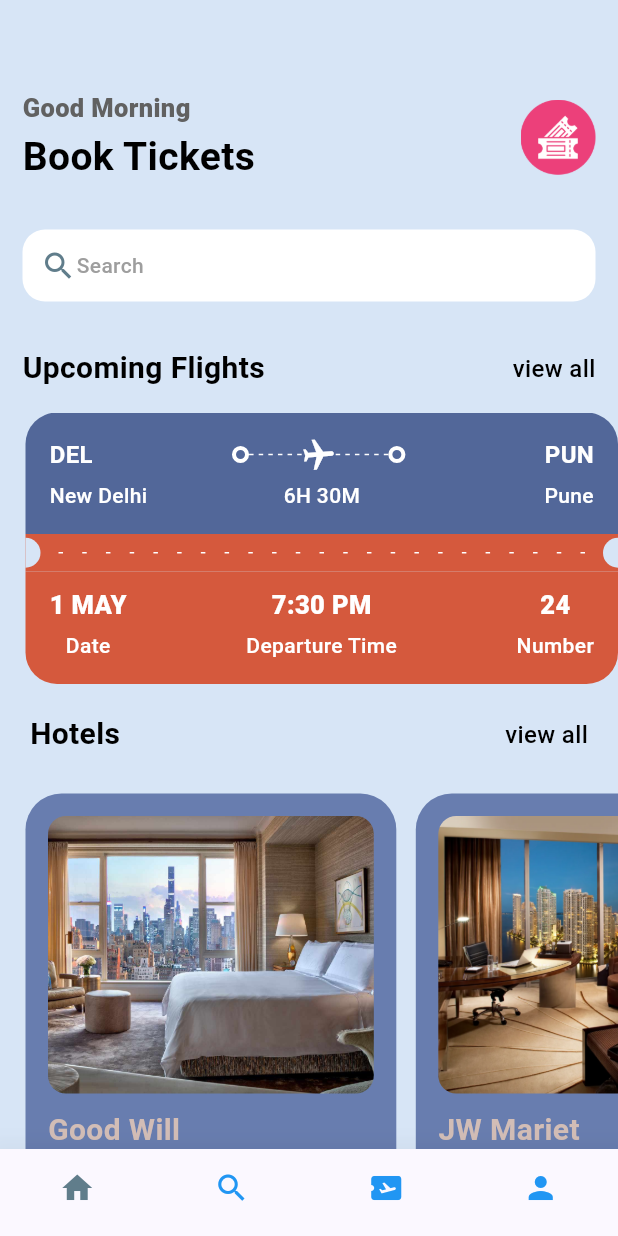
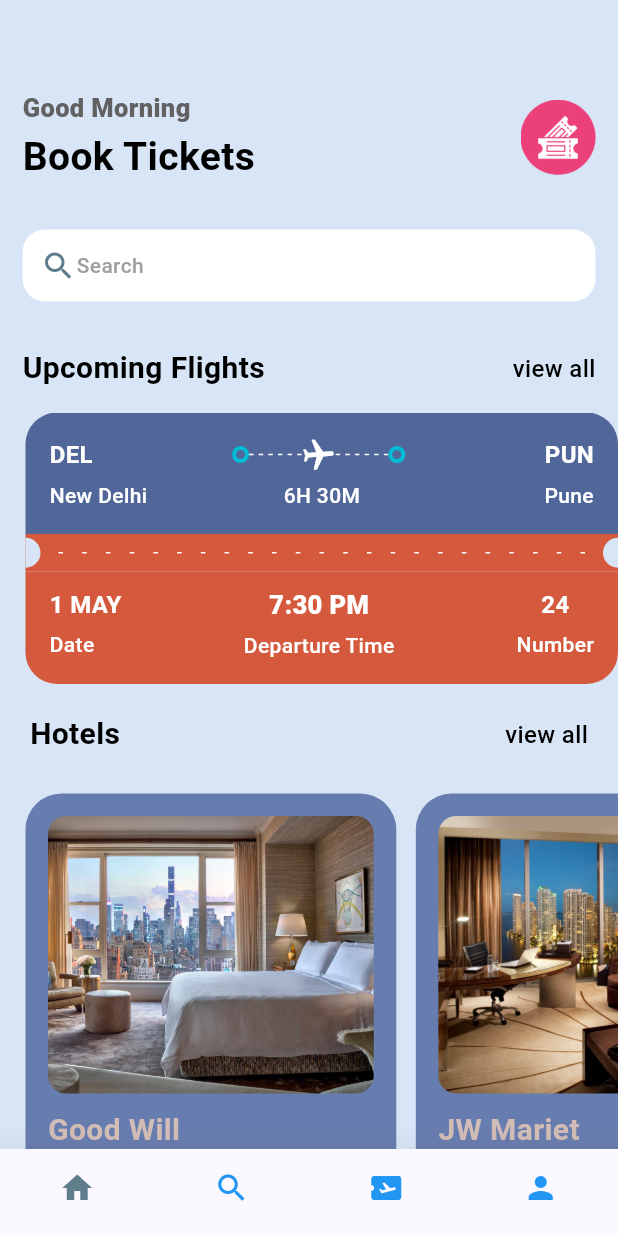
Before and after one commit to jaybhavsar555/TicketBookingApp, a Flutter app: the screen it shows after launch, on a phone screen of 412 x 824 dp. Run offline on Flutter 3.47's test engine with Material 2 defaults, Android fonts, the phone set to English and light mode, and no system bars; our stand-ins replace gap, get.

Commit message:
Done with search Screen. Working on ticket_screen.dart

```diff
--- a/lib/screens/bottom_bar.dart
+++ b/lib/screens/bottom_bar.dart
@@ -1,6 +1,7 @@
 import 'package:flutter/material.dart';
 import 'package:ticketbookapp/screens/home_screen.dart';
 import 'package:ticketbookapp/screens/search_screen.dart';
+import 'package:ticketbookapp/screens/ticket_screen.dart';
 
 class BottomBar extends StatefulWidget {
   const BottomBar({Key? key}) : super(key: key);
@@ -15,7 +16,7 @@ static int  _selectedItemIndex=0;
     // const Text("Home"), //0
     const MyHomePage(),
     const SearchScreen(), //1
-    const Text("Ticket"), //2
+    const TicketScreen(), //2
     const Text("Profile"), //3
 
   ];
--- a/lib/screens/home_screen.dart
+++ b/lib/screens/home_screen.dart
@@ -94,7 +94,7 @@ class MyHomePage extends StatelessWidget {
                   padding: EdgeInsets.only(left: AppLayout.getHeight(17)),
                   child:
                   Row(
-                    children: ticketInfo.map((ticket) => TicketView(ticket: ticket)).toList(),
+                    children: ticketInfo.map((ticket) => TicketView(ticket: ticket,isColor: null,)).toList(),
                   ),
               ),
               Container(
--- a/lib/screens/ticket_view.dart
+++ b/lib/screens/ticket_view.dart
@@ -6,8 +6,9 @@ import 'package:ticketbookapp/widget/round_container.dart';
 
 class TicketView extends StatelessWidget {
   final Map<String,dynamic> ticket;
+  final bool? isColor;
 
-   const TicketView({Key? key, required this.ticket}) : super(key: key);
+   const TicketView({Key? key, required this.ticket,this.isColor}) : super(key: key);
 
   @override
   Widget build(BuildContext context) {
@@ -26,7 +27,7 @@ class TicketView extends StatelessWidget {
             * */
             Container(
               decoration:  BoxDecoration(
-                color: const Color(0xFF526799),
+                color: isColor==null? Color(0xFF526799): Colors.white,
                 borderRadius: BorderRadius.only(topLeft: Radius.circular(AppLayout.getHeight(21)),topRight: Radius.circular(AppLayout.getHeight(21))),
               ),
               padding:  EdgeInsets.all(AppLayout.getHeight(16)),
@@ -36,9 +37,10 @@ class TicketView extends StatelessWidget {
                   Row(
                     // mainAxisAlignment: MainAxisAlignment.spaceBetween,
                     children: [
-                      Text("${ticket["from"]["code"]}",style: Styles.ticketTextStyle1,), //from code
+                      Text("${ticket["from"]["code"]}",
+                        style: isColor==null? Styles.ticketTextStyle1:Styles.ticketTextStyle1.copyWith(color: Colors.black) ,), //from code
                       const Spacer(),
-                      const RoundContainer(),
+                      const RoundContainer(isColor:true,),
                       Expanded(child:
                       Stack(
                         children: [SizedBox(
@@ -52,9 +54,9 @@ class TicketView extends StatelessWidget {
                                 mainAxisAlignment: MainAxisAlignment.spaceBetween,
                                 mainAxisSize: MainAxisSize.max,
                                 children: List.generate((constraint.constrainWidth()/6).floor(),(index) =>  SizedBox(
-                                  width: AppLayout.getWidth(3),height: AppLayout.getHeight(1), child: const DecoratedBox(
+                                  width: AppLayout.getWidth(3),height: AppLayout.getHeight(1), child:  DecoratedBox(
                                   decoration: BoxDecoration(
-                                    color: Colors.white
+                                    color: isColor==null? Colors.white : Colors.cyan
                                   ),
                                 ),
                                 )
@@ -64,15 +66,15 @@ class TicketView extends StatelessWidget {
                           ),
                         ),
 
-                          Center(child: Transform.rotate(angle: 1.5,child: const Icon(Icons.local_airport,color: Colors.white,),),),
+                          Center(child: Transform.rotate(angle: 1.5,child:  Icon(Icons.local_airport,color:isColor==null? Colors.white: Colors.cyan,),),),
 
                         ]
                       ),
                       ),
-                       const RoundContainer(),
+                       const RoundContainer(isColor: true,),
                       const Spacer(),
 
-                      Text("${ticket["to"]["code"]}",style: Styles.ticketTextStyle1,), //to code
+                      Text("${ticket["to"]["code"]}",style: isColor==null? Styles.ticketTextStyle1: Styles.ticketTextStyle1.copyWith(color: Colors.black),), //to code
 
 
 
@@ -86,15 +88,15 @@ class TicketView extends StatelessWidget {
                       //from name
                       SizedBox(
                         width: AppLayout.getWidth(100),
-                        child: Text("${ticket["from"]["name"]}", style: Styles.textHeadStyle4.copyWith(color: Colors.white),),
+                        child: Text("${ticket["from"]["name"]}", style:isColor==null? Styles.textHeadStyle4.copyWith(color: Colors.white):Styles.textHeadStyle4.copyWith(color: Colors.grey),),
                       ),
 
 
-                      Text("6H 30M", style: Styles.textHeadStyle4.copyWith(color: Colors.white)),
+                      Text("6H 30M", style: isColor==null? Styles.textHeadStyle4.copyWith(color: Colors.white): Styles.textHeadStyle4.copyWith(color: Colors.grey) ),
                       //to name
                       SizedBox(
                         width: AppLayout.getWidth(100),
-                        child: Text("${ticket["to"]["name"]}", style: Styles.textHeadStyle4.copyWith(color: Colors.white), textAlign: TextAlign.end,),
+                        child: Text("${ticket["to"]["name"]}", style: isColor==null? Styles.textHeadStyle4.copyWith(color: Colors.white): Styles.textHeadStyle4.copyWith(color: Colors.grey), textAlign: TextAlign.end,),
                       ),
 
                     ],
@@ -107,7 +109,7 @@ class TicketView extends StatelessWidget {
                   Showing the red part of the ticket
             * */
             Container(
-              color: Styles.orangeColor,
+              color: isColor==null?Styles.orangeColor: Colors.white,
 
               child:  Row(
                 children: [
@@ -116,7 +118,7 @@ class TicketView extends StatelessWidget {
                     width: AppLayout.getWidth(10),
                     child: DecoratedBox(
                       decoration: BoxDecoration(
-                        color: Styles.bgColor,
+                        color: isColor==null? Styles.bgColor: Colors.white,
                         borderRadius:  BorderRadius.only(
                          topRight: Radius.circular(AppLayout.getHeight(10)),
                           bottomRight: Radius.circular(AppLayout.getWidth(10)),
@@ -133,9 +135,9 @@ class TicketView extends StatelessWidget {
                              direction: Axis.horizontal,
                              mainAxisAlignment: MainAxisAlignment.spaceBetween,
                              children: List.generate((constraints.constrainWidth()/15).floor(), (index) =>  SizedBox(
-                               width: AppLayout.getWidth(3),height: AppLayout.getHeight(1), child: const DecoratedBox(
+                               width: AppLayout.getWidth(3),height: AppLayout.getHeight(1), child:  DecoratedBox(
                                decoration: BoxDecoration(
-                                   color: Colors.white
+                                   color: isColor==null? Colors.white: Colors.black38
                                ),
                              ),
                              )
@@ -150,7 +152,7 @@ class TicketView extends StatelessWidget {
                     width: AppLayout.getWidth(10),
                     child: DecoratedBox(
                       decoration: BoxDecoration(
-                          color: Styles.bgColor,
+                          color: isColor==null? Styles.bgColor: Colors.white,
                           borderRadius:  BorderRadius.only(
                             topLeft: Radius.circular(AppLayout.getHeight(10)),
                             bottomLeft: Radius.circular(AppLayout.getWidth(10)),
@@ -167,7 +169,7 @@ class TicketView extends StatelessWidget {
             Container(
               padding:  EdgeInsets.only(left:AppLayout.getHeight(16),top: AppLayout.getWidth(10),right: AppLayout.getHeight(16),bottom: AppLayout.getWidth(16)),
               decoration:  BoxDecoration(
-                color: Styles.orangeColor,
+                color: isColor==null? Styles.orangeColor:Colors.white,
                 borderRadius:  BorderRadius.only(bottomLeft: Radius.circular(AppLayout.getHeight(21)),
                     bottomRight: Radius.circular(AppLayout.getWidth(21))),
 
@@ -178,25 +180,26 @@ class TicketView extends StatelessWidget {
                     mainAxisAlignment: MainAxisAlignment.spaceBetween,
                     children: [
                         Column(
+                          crossAxisAlignment: CrossAxisAlignment.start,
                           children: [
-                            Text("${ticket["date"]}", style: Styles.textHeadStyle3.copyWith(color: Colors.white),),
+                            Text(ticket["date"], style: isColor==null? Styles.ticketTextStyle1.copyWith(color: Colors.white): Styles.ticketTextStyle1.copyWith(color: Colors.black),),
                             const Gap(5),
-                            Text("Date",style: Styles.textHeadStyle4.copyWith(color: Colors.white),),
+                            Text("Date",style:isColor==null? Styles.textHeadStyle4.copyWith(color: Colors.white): Styles.textHeadStyle4.copyWith(color: Colors.grey),),
                           ],
                         ),
                       Column(
                         children: [
-                          Text("${ticket["departureTime"]}", style: Styles.textHeadStyle3.copyWith(color: Colors.white),),
+                          Text("${ticket["departureTime"]}", style:isColor==null? Styles.textHeadStyle3.copyWith(color: Colors.white):Styles.textHeadStyle3.copyWith(color: Colors.black),),
                           Gap(5),
-                          Text("Departure Time",style: Styles.textHeadStyle4.copyWith(color: Colors.white),),
+                          Text("Departure Time",style:isColor==null? Styles.textHeadStyle4.copyWith(color: Colors.white):Styles.textHeadStyle4.copyWith(color: Colors.grey),),
                         ],
                       ),
 
                       Column(
                         children: [
-                          Text("${ticket["number"]}", style: Styles.textHeadStyle3.copyWith(color: Colors.white),),
+                          Text("${ticket["number"]}", style:isColor==null? Styles.ticketTextStyle1.copyWith(color: Colors.white):Styles.ticketTextStyle1.copyWith(color: Colors.black),),
                           Gap(5),
-                          Text("Number",style: Styles.textHeadStyle4.copyWith(color: Colors.white),),
+                          Text("Number",style:isColor==null? Styles.textHeadStyle4.copyWith(color: Colors.white):Styles.textHeadStyle4.copyWith(color: Colors.grey),),
                         ],
                       ),
 
--- a/lib/widget/round_container.dart
+++ b/lib/widget/round_container.dart
@@ -1,7 +1,8 @@
 import 'package:flutter/material.dart';
 
 class RoundContainer extends StatelessWidget {
-  const RoundContainer({Key? key}) : super(key: key);
+  final bool? isColor;
+  const RoundContainer({Key? key, this.isColor}) : super(key: key);
 
   @override
   Widget build(BuildContext context) {
@@ -9,7 +10,7 @@ class RoundContainer extends StatelessWidget {
       padding: EdgeInsets.all(3),
       decoration: BoxDecoration(
         borderRadius: BorderRadius.circular(20),
-        border: Border.all(width: 2.7, color: Colors.white),
+        border: Border.all(width: 2.7, color: isColor==null? Colors.white: Colors.cyan),
       ),
     );
   }
```
Also changed, not shown: lib/screens/search_screen.dart (+6 -41 lines), lib/screens/ticket_screen.dart (added, +41 -0 lines), lib/widget/ticket_tab.dart (added, +53 -0 lines).
